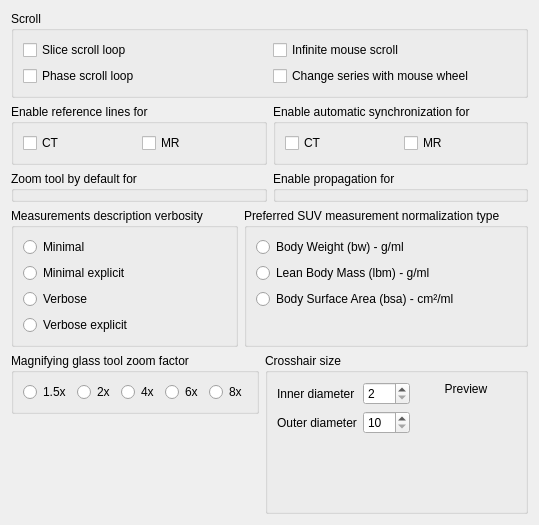
Before: the Qt Designer form starviewer/src/core/q2dviewerconfigurationscreenbase.ui in starviewer-medical/starviewer, drawn with Qt 5.
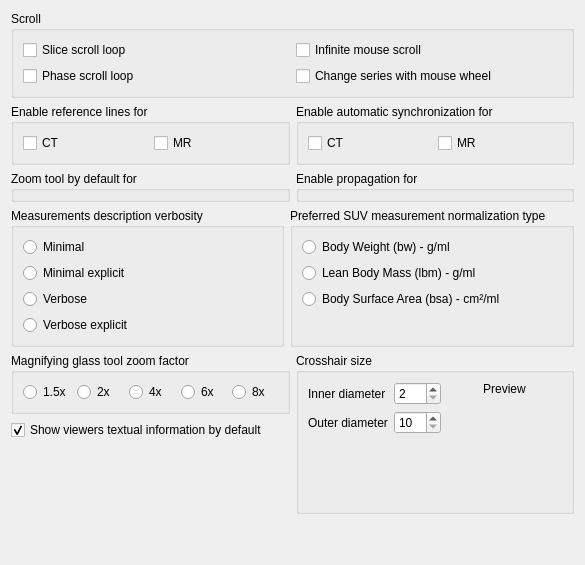
After: the same form once the commit is applied. Icons and pictures are not drawn. Custom widgets are drawn as their Qt base class.

Commit message: ENH: Add a setting to show or hide annotations by default. #2727

What changed in the file:
```diff
--- a/starviewer/src/core/q2dviewerconfigurationscreenbase.ui
+++ b/starviewer/src/core/q2dviewerconfigurationscreenbase.ui
@@ -6,8 +6,8 @@
    <rect>
     <x>0</x>
     <y>0</y>
-    <width>505</width>
-    <height>465</height>
+    <width>585</width>
+    <height>565</height>
    </rect>
   </property>
   <property name="windowTitle">
@@ -255,6 +255,16 @@
          </layout>
         </widget>
        </item>
+       <item>
+        <widget class="QCheckBox" name="m_showViewersTextualInformationCheckBox">
+         <property name="text">
+          <string>Show viewers textual information by default</string>
+         </property>
+         <property name="checked">
+          <bool>true</bool>
+         </property>
+        </widget>
+       </item>
        <item>
         <spacer name="verticalSpacer_3">
          <property name="orientation">
```
The commit also changes 5 other files.
